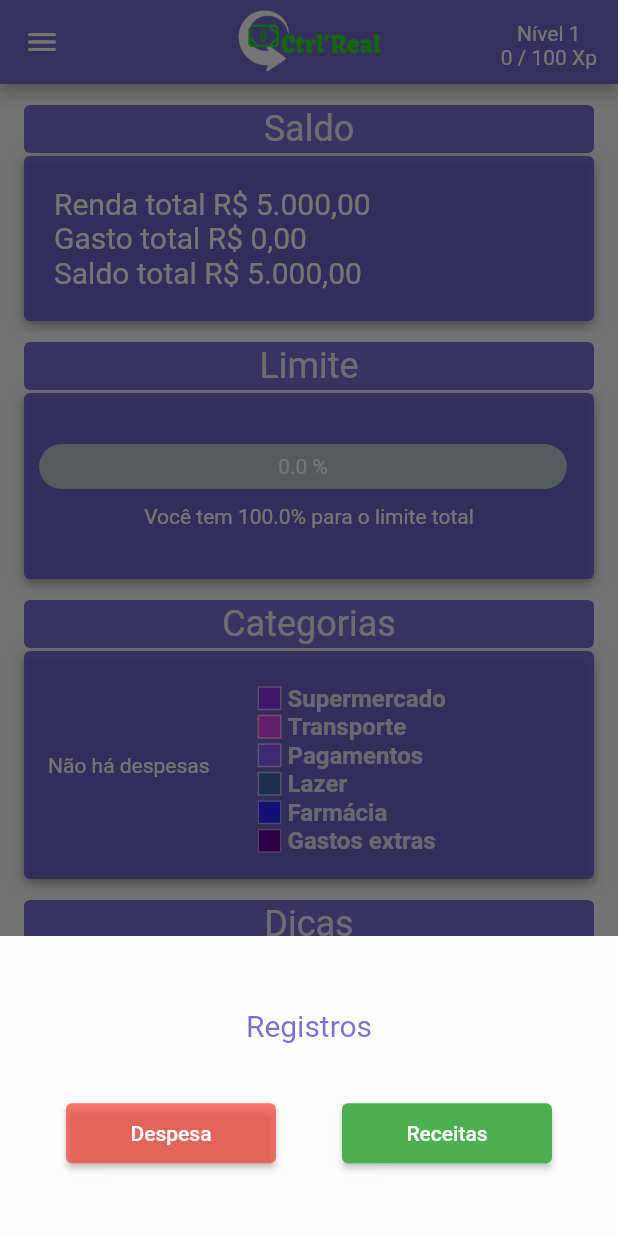
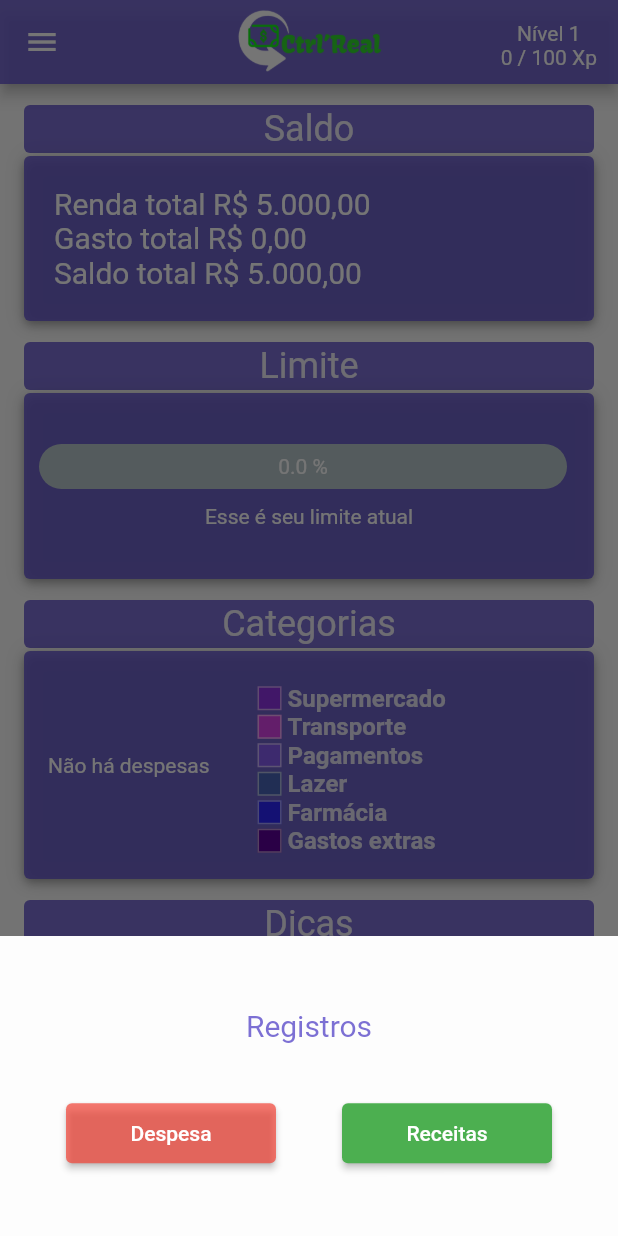
Before and after one commit to proz-tecnologia/PIT03GP06, a Flutter app: the screen it shows once a user with an empty profile is signed in, after a tap on the "add" icon, on a phone screen of 412 x 824 dp. Run offline on Flutter 3.47's test engine with Material 2 defaults, Android fonts, the phone set to English and light mode, and no system bars; drawn by our look-alikes of percent_indicator; our stand-ins replace brasil_fields, cloud_firestore, currency_text_input_formatter, firebase_auth, firebase_core, fl_chart and 2 more; missing offline and left inert: validatorless; accounts and stored records are empty.

Commit message:
Pequenas mudanças

```diff
--- a/lib/src/view/home/widgets/bodywidgets/limit.dart
+++ b/lib/src/view/home/widgets/bodywidgets/limit.dart
@@ -71,11 +71,10 @@ class Speding extends StatelessWidget {
                       const SizedBox(
                         height: 10,
                       ),
-                      Consumer<HistoryController>(
-                          builder: (context, historyController, _) => Text(
-                              'Você tem ${historyController.porcentAtualizardisp(controller.valor).toString()}% para o limite total',
-                              style: const TextStyle(
-                                  color: Color.fromARGB(255, 255, 255, 255)))),
+                      const Text(
+                              'Esse é seu limite atual',
+                              style:TextStyle(
+                                  color: Color.fromARGB(255, 255, 255, 255))),
                     ],
                   ),
                 ),
--- a/lib/src/view/home/widgets/drawercustom.dart
+++ b/lib/src/view/home/widgets/drawercustom.dart
@@ -31,7 +31,7 @@ class _DrawerCustonState extends State<DrawerCuston> {
             child: Column(
               children: [
                 Padding(
-                  padding: EdgeInsets.all(12),
+                  padding: const EdgeInsets.all(12),
                   child: Center(
                     child: InkWell(
                       onTap: () {
@@ -63,7 +63,7 @@ class _DrawerCustonState extends State<DrawerCuston> {
                     ),
                   ),
                 ),
-                Padding(
+                const Padding(
                   padding: EdgeInsets.all(12),
                   child: Center(
                     child: Text("Aysha", style: TextStyle(color: Colors.white),),
--- a/lib/src/view/sobreapp/pages/sobreapp.dart
+++ b/lib/src/view/sobreapp/pages/sobreapp.dart
@@ -24,7 +24,7 @@ class SobreApp extends StatelessWidget {
                 margin: const EdgeInsets.only(bottom: 17),
                 width: 150,
                 height: 158,
-                child: Image.asset('asset/img/logo-about-2@2x.png'),
+                child: Image.asset('asset/img/iconelogin.png'),
               ),
               Container(
                 margin: const EdgeInsets.only(bottom: 11),
```
